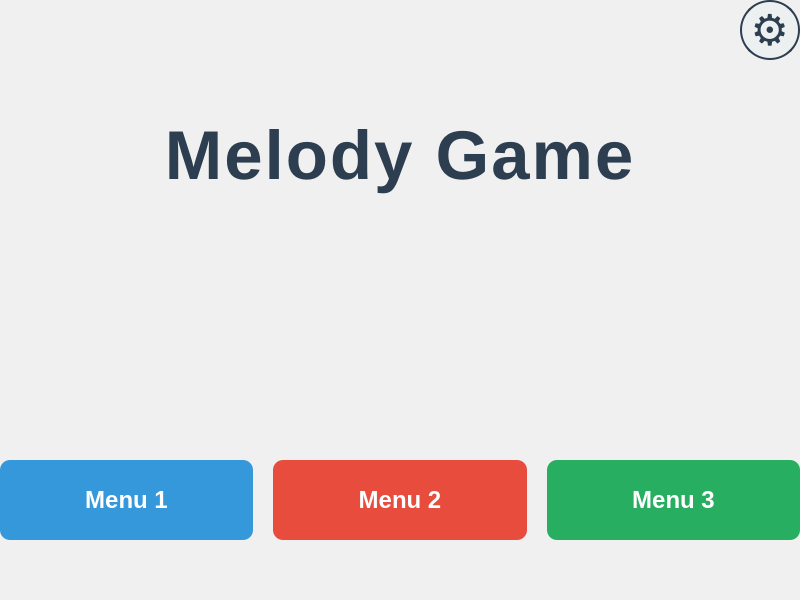
The window that mainwindow.ui (kevink1113/LG_Bootcamp) describes before a commit, drawn with Qt 5.
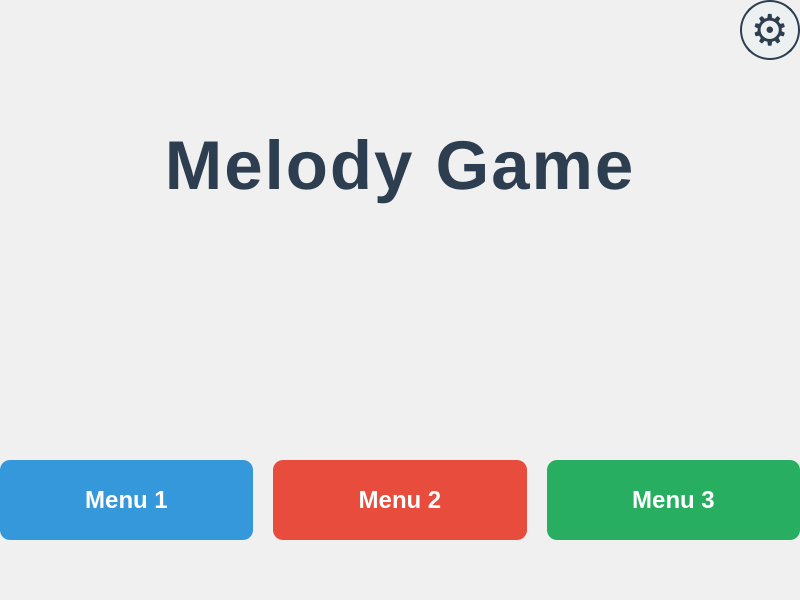
The same window after the commit.

Commit message: [250702] gameover다이얼로그 버튼 위치/크기 조절, mainwinow 랭킹버튼 크기조절

The edit to the form file:
```diff
--- a/mainwindow.ui
+++ b/mainwindow.ui
@@ -163,7 +163,7 @@
 color: #2c3e50;
 text-align: center;
 letter-spacing: 2px;
-padding-top: 40px;</string>
+padding-top: 60px;</string>
       </property>
       <property name="text">
        <string>Melody Game</string>
```
The commit also changes 3 other files.
